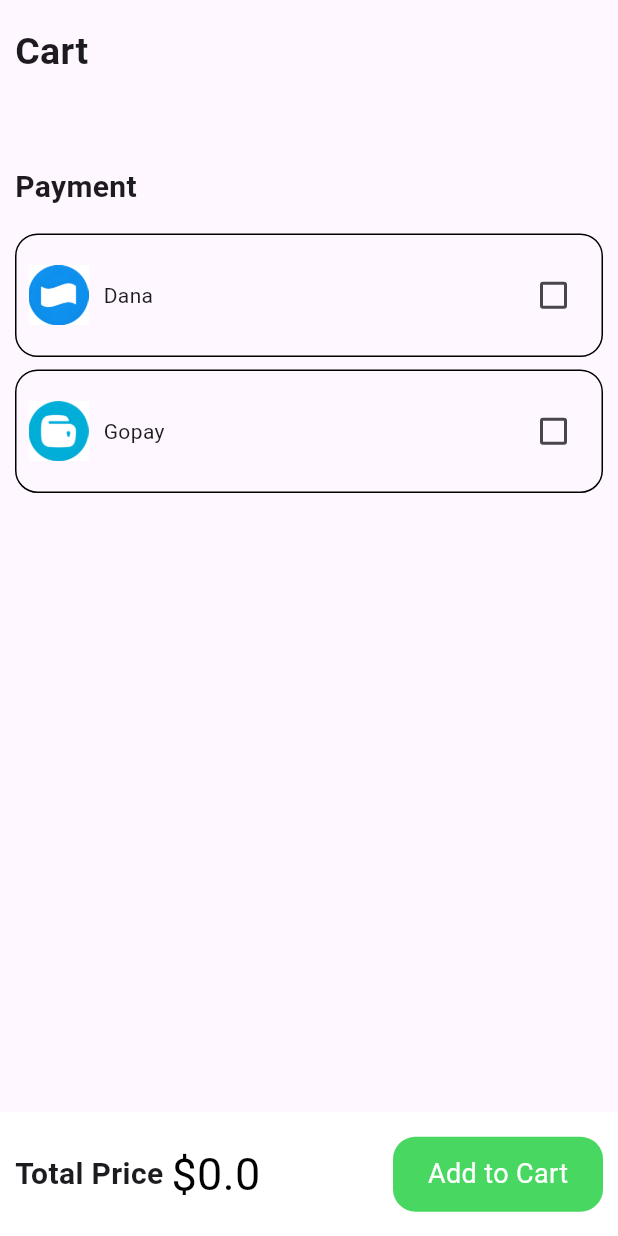
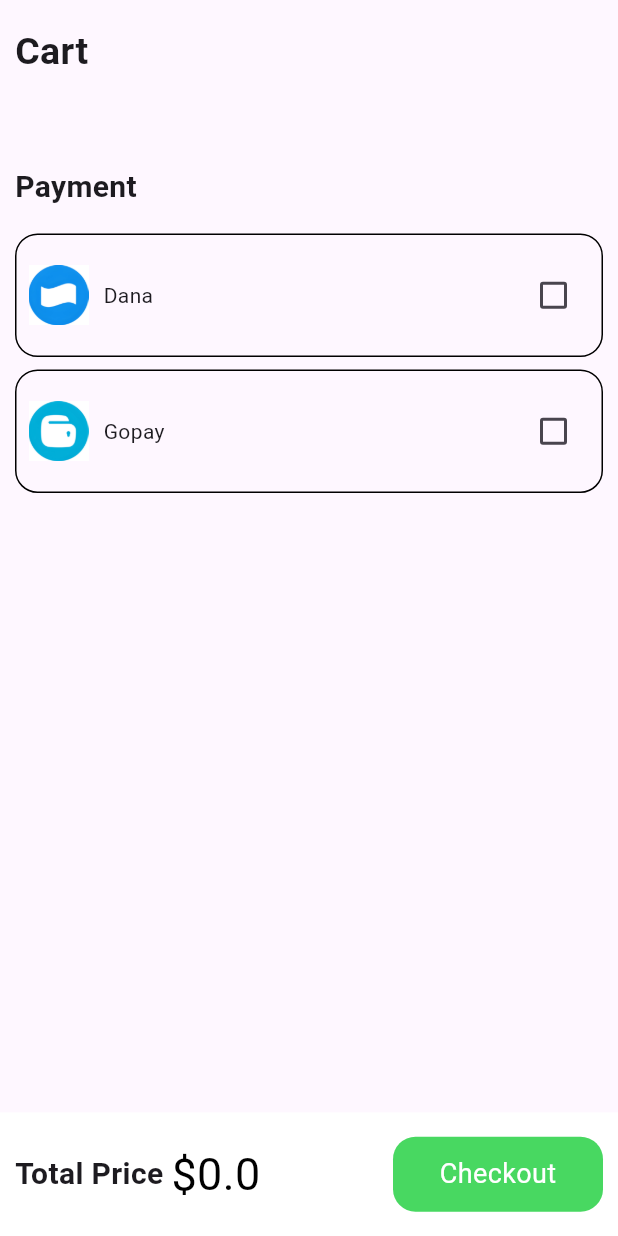
Before and after one commit to haedaraifan/pas-mobile-2023, a Flutter app: the CartPage screen opened by its route, on a phone screen of 412 x 824 dp. Run offline on Flutter 3.47's test engine with Material 2 defaults, Android fonts, the phone set to English and light mode, and no system bars; our stand-ins replace firebase_core, fluttertoast, get, google_nav_bar, google_sign_in, shared_preferences; accounts and stored records are empty; network calls fail.

Commit message:
Fix [MK] fix cart page

```diff
--- a/lib/pages/cart_page/cart_page.dart
+++ b/lib/pages/cart_page/cart_page.dart
@@ -156,7 +156,7 @@ class CartPage extends StatelessWidget {
               ),
               child: const Center(
                 child: Text(
-                  "Add to Cart",
+                  "Checkout",
                   style: TextStyle(
                       color: Colors.white,
                       fontSize: 18
```
